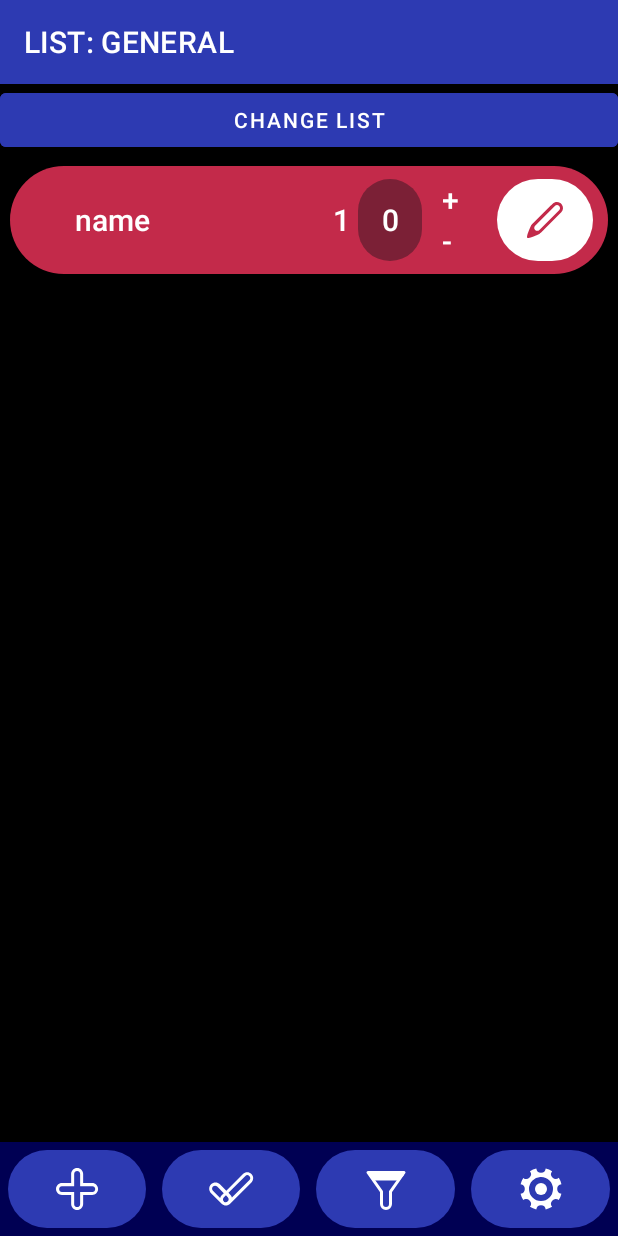
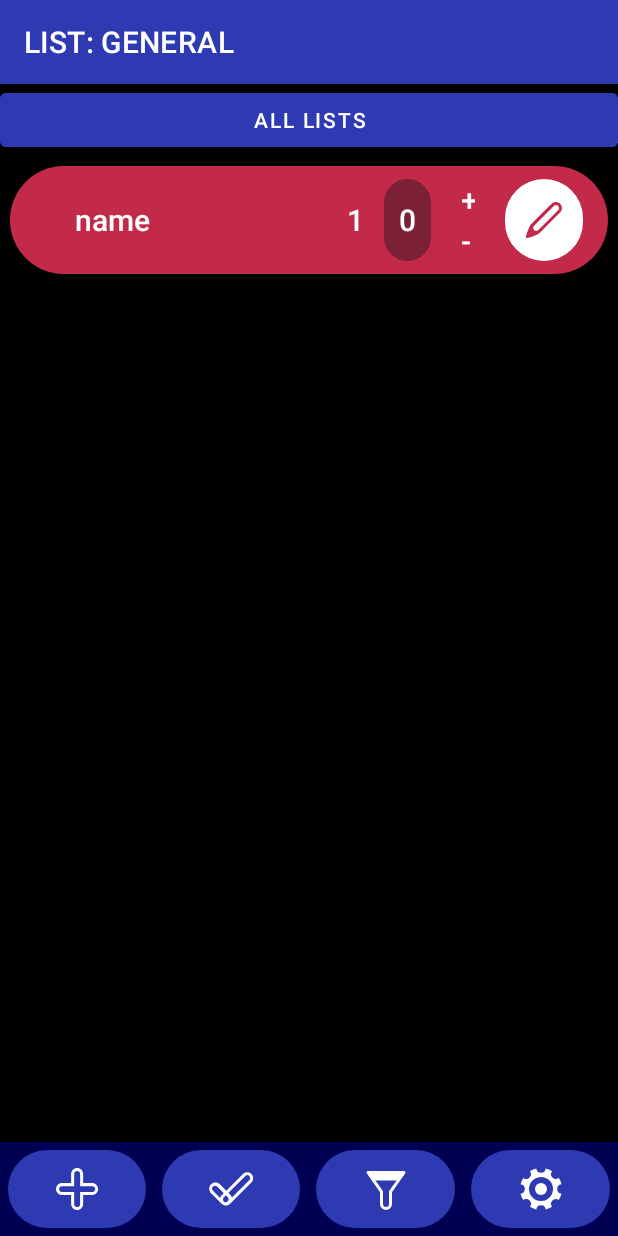
Before and after one commit to Pospec18/TODOList, an Android app: the screen it shows after launch (MainActivity), on a phone screen of 412 x 824 dp. Run offline under Robolectric (Android 15) with nearby library versions, the light colour scheme and no system bars; libraries missing offline, so code that uses them is left out: com.opencsv, com.opencsv.bean.

Commit message:
Update UI

```diff
--- a/app/src/main/java/com/example/todolist/SwitchListActivity.java
+++ b/app/src/main/java/com/example/todolist/SwitchListActivity.java
@@ -28,7 +28,7 @@ public class SwitchListActivity  extends AppCompatActivity {
     private void setup() {
         lists = SaveAndLoad.loadLists(getApplicationContext());
         setContentView(R.layout.screen_of_lists);
-        setTitle("LISTS TO CHOOSE");
+        setTitle("CLICK ON LIST TO SELECT IT");
         LinearLayout linearLayout = findViewById(R.id.list);
         for (ListNames data : lists.getListsData())
             linearLayout.addView(new ListView(linearLayout.getContext(), data, this));
--- a/app/src/main/java/com/example/todolist/data/Item.java
+++ b/app/src/main/java/com/example/todolist/data/Item.java
@@ -9,9 +9,9 @@ import java.time.LocalDateTime;
 import java.time.ZoneId;
 
 public class Item implements Serializable {
-    @CsvBindByName(column = "name")
+    @CsvBindByName(column = "name", required = true)
     private String itemName;
-    @CsvBindByName(column = "idealCount")
+    @CsvBindByName(column = "idealCount", required = true)
     private int idealCount;
     @CsvBindByName(column = "currCount")
     private int currCount;
--- a/app/src/main/java/com/example/todolist/ui/ItemView.java
+++ b/app/src/main/java/com/example/todolist/ui/ItemView.java
@@ -2,6 +2,7 @@ package com.example.todolist.ui;
 
 import android.content.Context;
 import android.graphics.drawable.GradientDrawable;
+import android.text.TextUtils;
 import android.view.ContextThemeWrapper;
 import android.view.Gravity;
 import android.view.ViewGroup;
@@ -35,14 +36,17 @@ public class ItemView extends LinearLayout {
         TextView nameView = new TextView(textThemeWrapper, null, R.style.text);
         nameView.setText(item.getItemName());
         nameView.setGravity(Gravity.CENTER_VERTICAL);
-        LayoutParams nameLayoutParams = new LayoutParams(ViewGroup.LayoutParams.WRAP_CONTENT, ViewGroup.LayoutParams.MATCH_PARENT, 10);
+        nameView.setEllipsize(TextUtils.TruncateAt.END);
+        nameView.setMaxLines(1);
+        LayoutParams nameLayoutParams = new LayoutParams(ViewGroup.LayoutParams.MATCH_PARENT, ViewGroup.LayoutParams.MATCH_PARENT, 100);
         nameLayoutParams.gravity = Gravity.CENTER;
         nameLayoutParams.setMargins(50, 10, 0, 10);
         nameView.setLayoutParams(nameLayoutParams);
 
-        LayoutParams countLayoutParams = new LayoutParams(ViewGroup.LayoutParams.WRAP_CONTENT, ViewGroup.LayoutParams.MATCH_PARENT, 1);
+        LayoutParams countLayoutParams = new LayoutParams(ViewGroup.LayoutParams.WRAP_CONTENT, ViewGroup.LayoutParams.MATCH_PARENT, 0);
         countLayoutParams.gravity = Gravity.CENTER;
-        countLayoutParams.setMargins(0, 10, 0, 10);
+        countLayoutParams.setMargins(10, 10, 10, 10);
+        //countLayoutParams.width = 80;
 
         TextView countView = new TextView(textThemeWrapper, null, R.style.text);
         countView.setGravity(Gravity.CENTER);
@@ -84,7 +88,6 @@ public class ItemView extends LinearLayout {
         changeCount.setOrientation(VERTICAL);
         LayoutParams changeCountLayoutParams = new LayoutParams(ViewGroup.LayoutParams.WRAP_CONTENT, ViewGroup.LayoutParams.MATCH_PARENT, 1);
         changeCountLayoutParams.setMargins(20, 10, 20, 10);
-        countLayoutParams.gravity = Gravity.CENTER;
         changeCount.setLayoutParams(changeCountLayoutParams);
         changeCount.addView(increase);
         changeCount.addView(decrease);
--- a/app/src/main/res/layout/activity_main.xml
+++ b/app/src/main/res/layout/activity_main.xml
@@ -11,7 +11,7 @@
             android:layout_width="match_parent"
             android:layout_height="match_parent">
         <Button
-                android:text="change list"
+                android:text="all lists"
                 android:onClick="changeList"
                 android:layout_width="match_parent"
                 android:layout_height="wrap_content" android:id="@+id/button4"
--- a/app/src/main/res/layout/list_edit.xml
+++ b/app/src/main/res/layout/list_edit.xml
@@ -61,13 +61,13 @@
                 android:layout_height="wrap_content" android:gravity="center" android:background="@color/bg_500"
                 android:layout_weight="0">
             <Button
-                    android:text="apply"
+                    android:text="save"
                     android:layout_width="wrap_content"
                     android:layout_height="wrap_content" android:id="@+id/addList" android:layout_weight="1"
                     android:onClick="applyEdit"
                     style="@style/bottom_panel_button"/>
             <Button
-                    android:text="cancel"
+                    android:text="back"
                     android:layout_width="wrap_content"
                     android:layout_height="wrap_content" android:id="@+id/cancelEdit" android:layout_weight="1"
                     android:onClick="cancelEdit"
```
Also changed, not shown: app/src/main/java/com/example/todolist/ui/ListView.java (+6 -3 lines).
